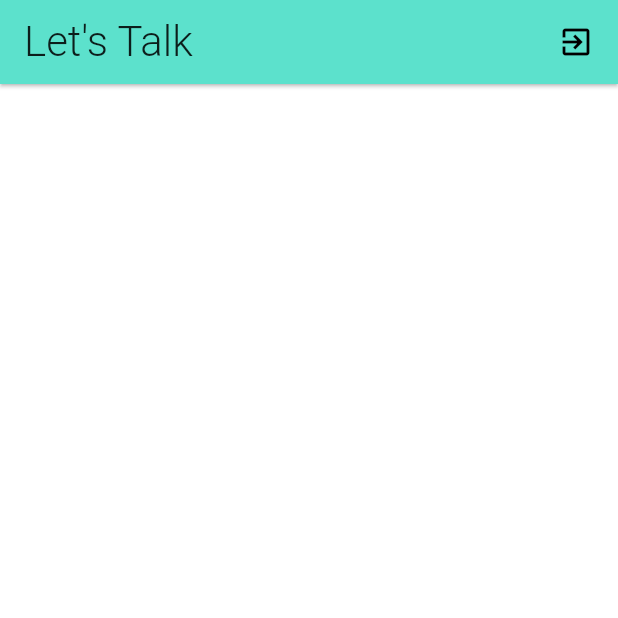
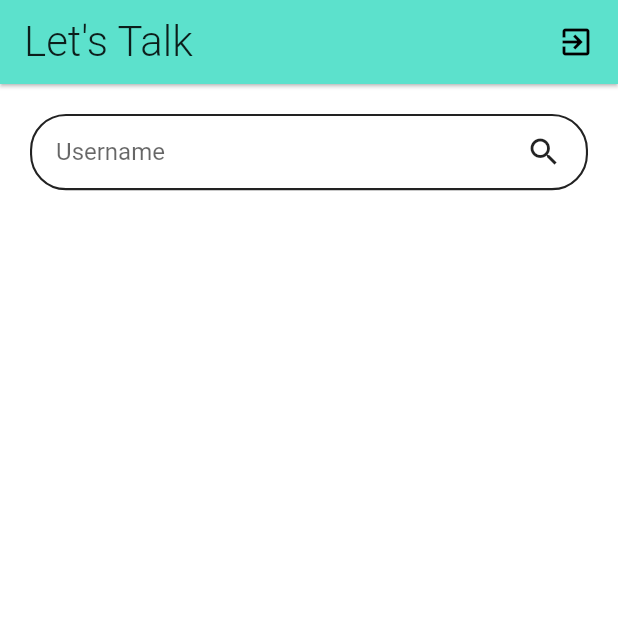
Before and after one commit to MayurMadhwani/Let-s-Talk, a Flutter app: the Home screen opened directly, on a phone screen of 412 x 824 dp, the top half of it. Run offline on Flutter 3.47's test engine with Material 2 defaults, Android fonts, the phone set to English and light mode, and no system bars; our stand-ins replace cloud_firestore, firebase_auth, firebase_core, google_sign_in, shared_preferences; accounts and stored records are empty.

Commit message:
Let's Talk

```diff
--- a/lib/screens/home.dart
+++ b/lib/screens/home.dart
@@ -10,6 +10,10 @@ class Home extends StatefulWidget {
 }
 
 class _HomeState extends State<Home> {
+
+  bool isSearching = false;
+  TextEditingController searchUsernameEditingController=TextEditingController();
+
   @override
   Widget build(BuildContext context) {
     return Scaffold(
@@ -30,6 +34,61 @@ class _HomeState extends State<Home> {
           )
         ],
       ),
+      body: Container(
+        margin: EdgeInsets.symmetric(horizontal: 20),
+        child: Column(
+          children: [
+            Row(
+              children: [
+                isSearching ? GestureDetector(
+                  onTap: (){
+                    isSearching =false;
+                    searchUsernameEditingController.text="";
+                    setState(() {});
+                  },
+                  child: Padding(
+                    padding: const EdgeInsets.only(right: 12),
+                    child: Icon(Icons.arrow_back),
+                  ),
+                ):Container(),
+                Expanded(
+                  child: Container(
+                    margin:  EdgeInsets.symmetric(vertical: 20),
+                    padding: EdgeInsets.symmetric(horizontal: 16),
+                    decoration: BoxDecoration(
+                      border: Border.all(
+                          color: Colors.black87,
+                          width: 1.4,
+                          style: BorderStyle.solid,
+                      ),
+                      borderRadius: BorderRadius.circular(24),
+                    ),
+                    child: Row(
+                      children: [
+                        Expanded(
+                            child: TextField(
+                              controller: searchUsernameEditingController,
+                            decoration: InputDecoration(
+                            border: InputBorder.none,
+                            hintText: "Username",
+                          ),
+                        )),
+                        GestureDetector(
+                            onTap: (){
+                              isSearching =true;
+                              setState(() {});
+                            },
+                            child: Icon(Icons.search)
+                        ),
+                      ],
+                    ),
+                  ),
+                ),
+              ],
+            )
+          ],
+        ),
+      ),
     );
   }
 }
```
